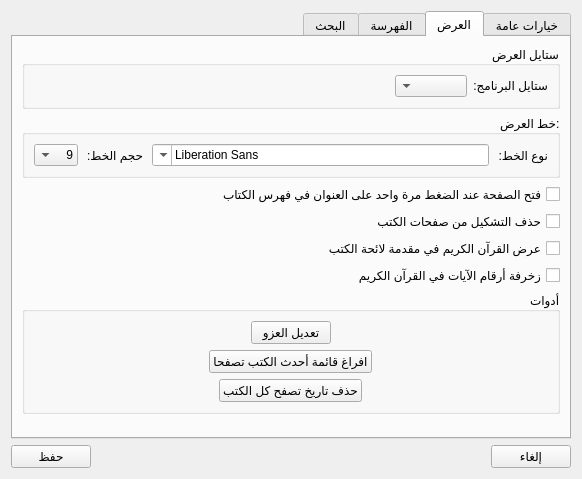
This is src/settingsdialog.ui in boussouira/moltaqa as Qt 5 draws it before an edit. The edited form follows.
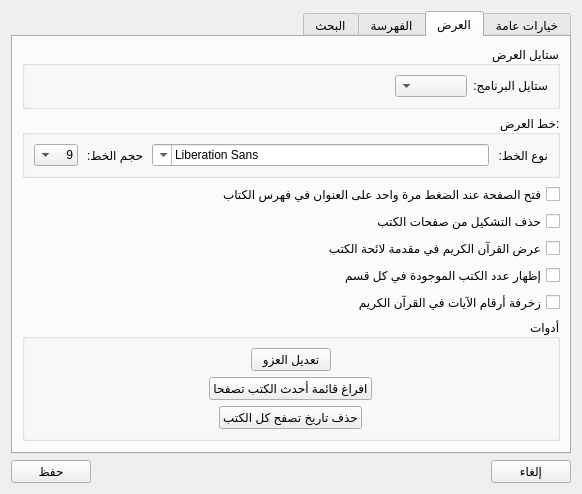
This is the edited form. The open tabs and pages were chosen to show the change.

Commit message: Show books count in categorie name

What changed in the file:
```diff
--- a/src/settingsdialog.ui
+++ b/src/settingsdialog.ui
@@ -391,6 +391,13 @@
          </property>
         </widget>
        </item>
+       <item>
+        <widget class="QCheckBox" name="checkCatBookCount">
+         <property name="text">
+          <string>إظهار عدد الكتب الموجودة في كل قسم</string>
+         </property>
+        </widget>
+       </item>
        <item>
         <widget class="QCheckBox" name="checkDrawAyatNumber">
          <property name="text">
```
The commit also changes 3 other files.
